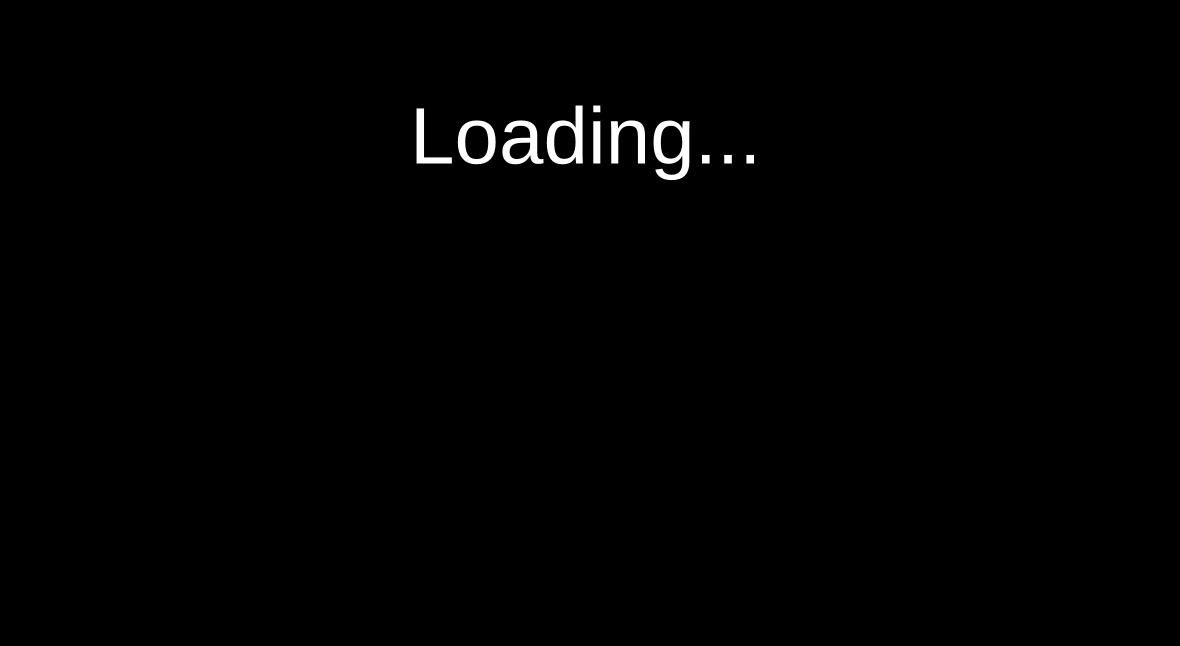
Qt form loadingScreen.ui (IbrahAbd/Statistica) before a commit.
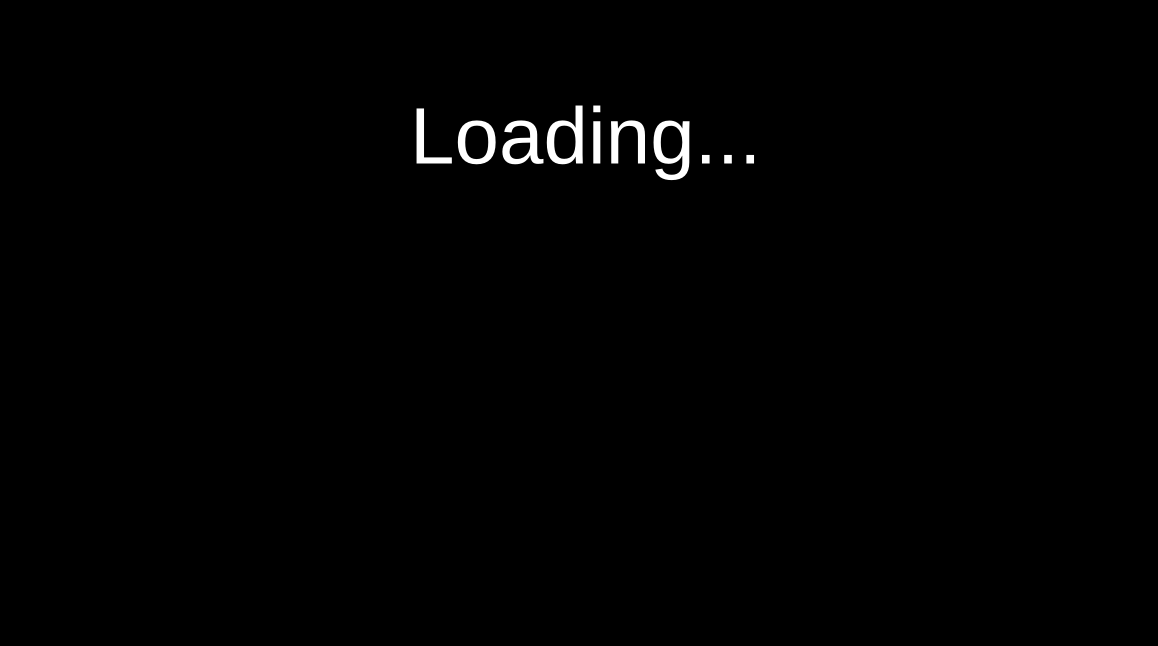
The same form after that commit.

The edit to the form file:
```diff
--- a/loadingScreen.ui
+++ b/loadingScreen.ui
@@ -6,10 +6,22 @@
    <rect>
     <x>0</x>
     <y>0</y>
-    <width>1180</width>
+    <width>1158</width>
     <height>646</height>
    </rect>
   </property>
+  <property name="minimumSize">
+   <size>
+    <width>1158</width>
+    <height>646</height>
+   </size>
+  </property>
+  <property name="maximumSize">
+   <size>
+    <width>1158</width>
+    <height>16777215</height>
+   </size>
+  </property>
   <property name="windowTitle">
    <string>Form</string>
   </property>
```
Left out of the diff: 4 changed lines with no effect on the pictures.
